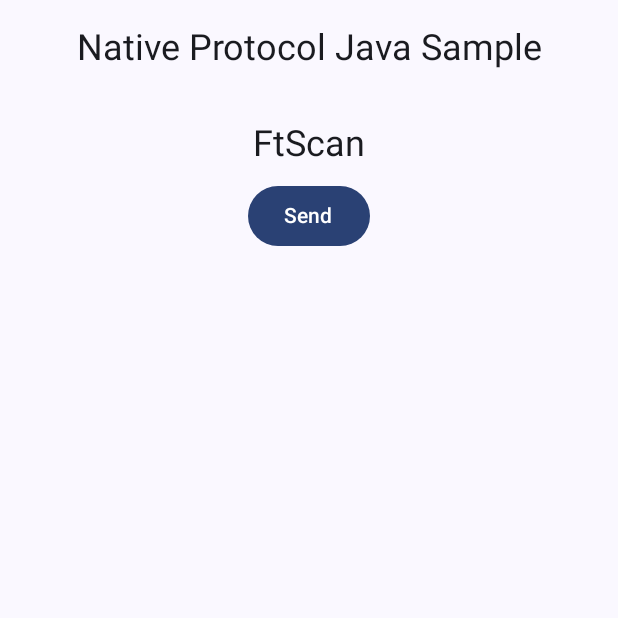
After one commit to A3-Soft-Public/fiskalpro-kit, an Android app built with Jetpack Compose: the composable NativeProtocolClientJavaScreen shown on its own in the app's theme, on a phone screen of 412 x 824 dp, the top half of it. The commit adds this screen. Run offline under Robolectric (Android 15) with nearby library versions, the phone set to English and light mode, and no system bars.

Commit message:
Add NativeProtocol Java sample usage.

```diff
--- a/app/src/main/java/sk/a3soft/kit/public_demoapp/presentation/components/Title.kt
+++ b/app/src/main/java/sk/a3soft/kit/public_demoapp/presentation/components/Title.kt
@@ -5,6 +5,7 @@ import androidx.compose.material3.MaterialTheme
 import androidx.compose.material3.Text
 import androidx.compose.runtime.Composable
 import androidx.compose.ui.Modifier
+import androidx.compose.ui.text.style.TextAlign
 import androidx.compose.ui.unit.dp
 
 @Composable
@@ -13,5 +14,6 @@ fun Title(text: String) {
         modifier = Modifier.padding(top = 16.dp, bottom = 8.dp),
         text = text,
         style = MaterialTheme.typography.headlineSmall,
+        textAlign = TextAlign.Center,
     )
 }
--- /dev/null
+++ b/app/src/main/java/sk/a3soft/kit/public_demoapp/presentation/nativeprotocolclient/java/NativeProtocolClientJavaScreen.kt
@@ -0,0 +1,47 @@
+package sk.a3soft.kit.public_demoapp.presentation.nativeprotocolclient.java
+
+import androidx.compose.foundation.layout.Box
+import androidx.compose.foundation.layout.Column
+import androidx.compose.foundation.layout.fillMaxSize
+import androidx.compose.foundation.layout.padding
+import androidx.compose.foundation.rememberScrollState
+import androidx.compose.foundation.verticalScroll
+import androidx.compose.material3.Button
+import androidx.compose.material3.MaterialTheme
+import androidx.compose.material3.Text
+import androidx.compose.runtime.Composable
+import androidx.compose.ui.Alignment
+import androidx.compose.ui.Modifier
+import androidx.compose.ui.text.style.TextAlign
+import androidx.compose.ui.unit.dp
+import sk.a3soft.kit.public_demoapp.presentation.components.Title
+
+@Composable
+fun NativeProtocolClientJavaScreen() {
+
+    Box(modifier = Modifier.fillMaxSize()) {
+        Column(
+            modifier = Modifier
+                .fillMaxSize()
+                .verticalScroll(rememberScrollState()),
+            horizontalAlignment = Alignment.CenterHorizontally,
+        ) {
+            Text(
+                modifier = Modifier.padding(top = 16.dp, bottom = 16.dp),
+                text = "Native Protocol Java Sample",
+                style = MaterialTheme.typography.headlineSmall,
+                textAlign = TextAlign.Center
+            )
+
+            Title(text = "FtScan")
+            Button(
+                onClick = {
+                    NativeProtocolJavaSample()
+                        .startFtScan()
+                }
+            ) {
+                Text("Send")
+            }
+        }
+    }
+}
```
Also changed, not shown: app/src/main/java/sk/a3soft/kit/public_demoapp/presentation/nativeprotocolclient/java/NativeProtocolJavaSample.java (added, +47 -0 lines), app/src/main/java/sk/a3soft/kit/public_demoapp/presentation/nativeprotocolclient/java/NativeProtocolJavaSampleHelper.kt (added, +27 -0 lines), app/src/main/java/sk/a3soft/kit/public_demoapp/presentation/navigation/navigation.kt (+12 -1 lines).
